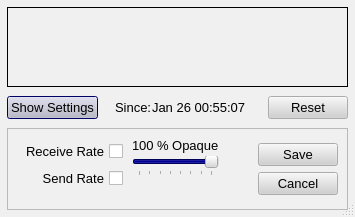
This is src/gui/bwgraph/bwgraph.ui in a-ilin/vidalia as Qt 5 draws it before an edit. The edited form follows.
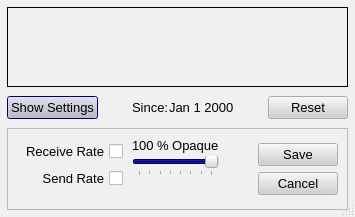
This is the edited form. Icons and pictures are not drawn. Custom widgets are drawn as their Qt base class.

Commit message:
Replace evil rich text on forms with good ol' plaintext. Wrap strings sprinkled throughout code in a blanket of tr() goodness.
svn:r469

Patch:
```diff
--- a/src/gui/bwgraph/bwgraph.ui
+++ b/src/gui/bwgraph/bwgraph.ui
@@ -399,7 +399,7 @@
           <enum>Qt::NoContextMenu</enum>
          </property>
          <property name="text" >
-          <string>&lt;html>&lt;head>&lt;meta name="qrichtext" content="1" />&lt;/head>&lt;body style=" white-space: pre-wrap; font-family:Arial; font-size:10pt; font-weight:400; font-style:normal; text-decoration:none;">&lt;p style=" margin-top:0px; margin-bottom:0px; margin-left:0px; margin-right:0px; -qt-block-indent:0; text-indent:0px;">Since:&lt;/p>&lt;/body>&lt;/html></string>
+          <string>Since:</string>
          </property>
         </widget>
        </item>
@@ -426,7 +426,7 @@
           <enum>Qt::NoContextMenu</enum>
          </property>
          <property name="text" >
-          <string>&lt;html>&lt;head>&lt;meta name="qrichtext" content="1" />&lt;/head>&lt;body style=" white-space: pre-wrap; font-family:Arial; font-size:10pt; font-weight:400; font-style:normal; text-decoration:none;">&lt;p style=" margin-top:0px; margin-bottom:0px; margin-left:0px; margin-right:0px; -qt-block-indent:0; text-indent:0px;">Jan 26 00:55:07&lt;/p>&lt;/body>&lt;/html></string>
+          <string>Jan 1 2000</string>
          </property>
         </widget>
        </item>
```
Left out of the diff: 4 changed lines with no effect on the pictures. The commit also changes 10 other files.
